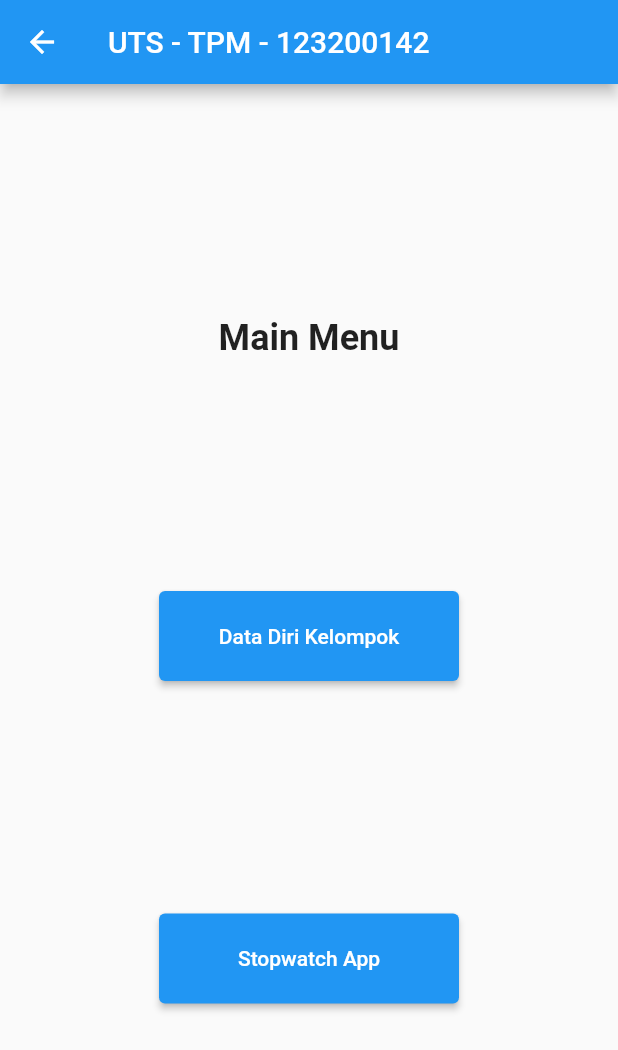
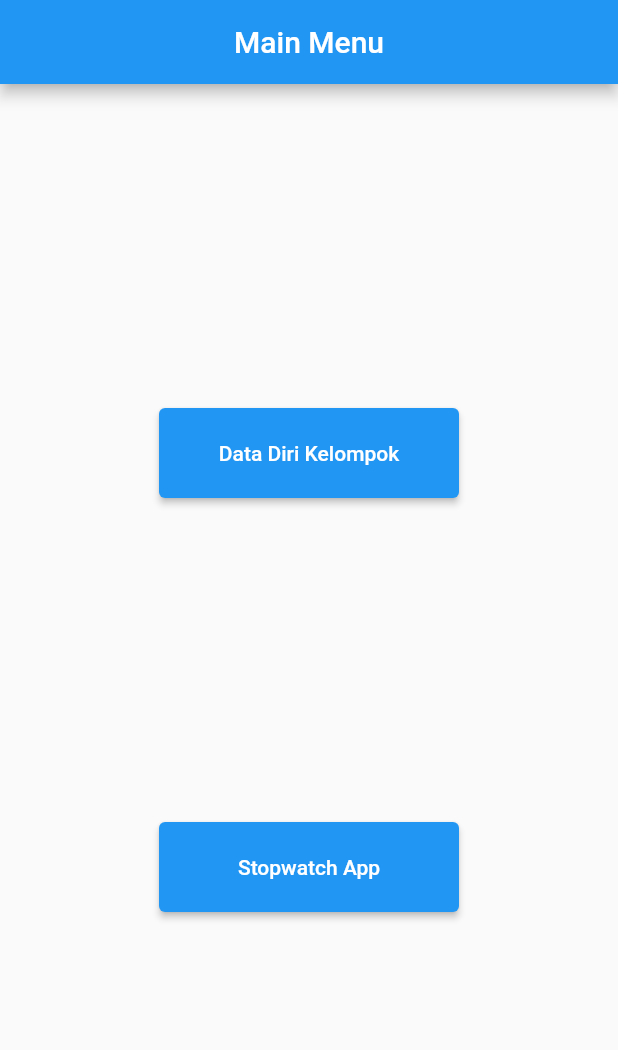
Before and after one commit to AlfinhiHD/tugas4-tpm-flutterlayout, a Flutter app: the HomePage screen opened directly, on a phone screen of 412 x 824 dp. Shown: the top 1050 px of the screen. Run offline on Flutter 3.47's test engine with Material 2 defaults, Android fonts, the light colour scheme and no system bars.

Commit message:
add changes

```diff
--- a/lib/login_screen.dart
+++ b/lib/login_screen.dart
@@ -1,7 +1,9 @@
 import 'package:flutter/material.dart';
-import 'package:tugas4_flutterlayout/main.dart';
+import 'package:tugas4_flutterlayout/navbar.dart';
 
 class LoginScreen extends StatefulWidget {
+  LoginScreen({Key? key}) : super(key: key);
+
   @override
   State<LoginScreen> createState() => _LoginScreenState();
 }
@@ -95,7 +97,7 @@ class _LoginScreenState extends State<LoginScreen> {
                       passController.clear();
 
                       Route route = MaterialPageRoute(
-                      builder: (context) => HomePage());
+                      builder: (context) => Navbar());
                       Navigator.push(context, route);
                     }
                   },
--- a/lib/main.dart
+++ b/lib/main.dart
@@ -10,7 +10,7 @@
   Widget build(BuildContext context) {
     return MaterialApp(
       debugShowCheckedModeBanner: false,
-      title: 'UTS - TPM - 123200142',
+      title: 'TPM - Tugas 4',
       theme: ThemeData(
         primarySwatch: Colors.blue,
       ),
@@ -24,69 +24,3 @@
     );
   }
 }
-
-class HomePage extends StatelessWidget {
-  @override
-  Widget build(BuildContext context) {
-    return Scaffold(
-      appBar: AppBar(
-        title: Text('UTS - TPM - 123200142'),
-      ),
-      body: Center(
-        child: Column(
-          mainAxisAlignment: MainAxisAlignment.spaceEvenly,
-          children: [
-            Text(
-              'Main Menu',
-              style: TextStyle(fontSize: 24, fontWeight: FontWeight.bold),
-            ),
-            SizedBox(
-              height: 60,
-              width: 200,
-              child: ElevatedButton(
-                child: Text('Data Diri Kelompok'),
-                onPressed: () {
-                  Navigator.pushNamed(context, '/menu1');
-                },
-              ),
-            ),
-            SizedBox(
-              height: 60,
-              width: 200,
-              child: ElevatedButton(
-                child: Text('Stopwatch App'),
-                onPressed: () {
-                  Navigator.pushNamed(context, '/menu2');
-                },
-              ),
-            ),
-            // SizedBox(
-            //   height: 60,
-            //   width: 200,
-            //   child: ElevatedButton(
-            //     child: Text('Kalendar'),
-            //     onPressed: () {
-            //       Navigator.pushNamed(context, '/menu3');
-            //     },
-            //   ),
-            // ),
-            // SizedBox(
-            //   height: 60,
-            //   width: 200,
-            //   child: ElevatedButton(
-            //     style: ElevatedButton.styleFrom(
-            //       primary: Colors.blueGrey,
-            //       onPrimary: Colors.white,
-            //     ),
-            //     child: Text('Logout'),
-            //     onPressed: () {
-            //       Navigator.pushNamed(context, '/menu4');
-            //     },
-            //   ),
-            // ),
-          ],
-        ),
-      ),
-    );
-  }
-}
--- /dev/null
+++ b/lib/mainmenu.dart
@@ -0,0 +1,67 @@
+import 'package:flutter/material.dart';
+
+class HomePage extends StatelessWidget {
+  const HomePage({Key? key}) : super(key: key);
+
+  @override
+  Widget build(BuildContext context) {
+    return Scaffold(
+      appBar: AppBar(
+        automaticallyImplyLeading: false,
+        title: Text('Main Menu'),
+        centerTitle: true,
+      ),
+      body: Center(
+        child: Column(
+          mainAxisAlignment: MainAxisAlignment.spaceEvenly,
+          children: [
+            SizedBox(
+              height: 60,
+              width: 200,
+              child: ElevatedButton(
+                child: Text('Data Diri Kelompok'),
+                onPressed: () {
+                  Navigator.pushNamed(context, '/menu1');
+                },
+              ),
+            ),
+            SizedBox(
+              height: 60,
+              width: 200,
+              child: ElevatedButton(
+                child: Text('Stopwatch App'),
+                onPressed: () {
+                  Navigator.pushNamed(context, '/menu2');
+                },
+              ),
+            ),
+            // SizedBox(
+            //   height: 60,
+            //   width: 200,
+            //   child: ElevatedButton(
+            //     child: Text('Kalendar'),
+            //     onPressed: () {
+            //       Navigator.pushNamed(context, '/menu3');
+            //     },
+            //   ),
+            // ),
+            // SizedBox(
+            //   height: 60,
+            //   width: 200,
+            //   child: ElevatedButton(
+            //     style: ElevatedButton.styleFrom(
+            //       primary: Colors.blueGrey,
+            //       onPrimary: Colors.white,
+            //     ),
+            //     child: Text('Logout'),
+            //     onPressed: () {
+            //       Navigator.pushNamed(context, '/menu4');
+            //     },
+            //   ),
+            // ),
+          ],
+        ),
+      ),
+    );
+  }
+}
```
Also changed, not shown: lib/bantuan.dart (added, +47 -0 lines), lib/navbar.dart (added, +73 -0 lines).
